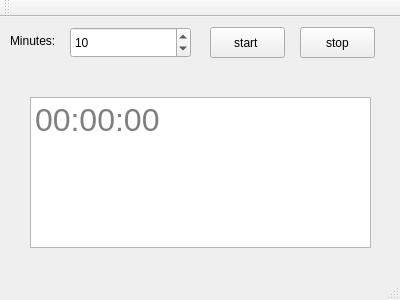
Qt form mainwindow.ui (beekalam/simple-timer) before a commit.
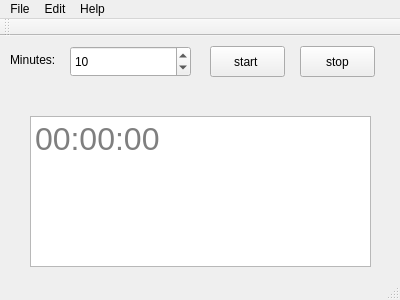
The same form after that commit. Icons and pictures are not drawn.

Patch:
```diff
--- a/mainwindow.ui
+++ b/mainwindow.ui
@@ -111,6 +111,29 @@
      <height>21</height>
     </rect>
    </property>
+   <widget class="QMenu" name="menuFile">
+    <property name="title">
+     <string>File</string>
+    </property>
+    <addaction name="actionStart"/>
+    <addaction name="actionReset"/>
+    <addaction name="actionExit"/>
+   </widget>
+   <widget class="QMenu" name="menuEdit">
+    <property name="title">
+     <string>Edit</string>
+    </property>
+    <addaction name="actionOptions"/>
+   </widget>
+   <widget class="QMenu" name="menuHelp">
+    <property name="title">
+     <string>Help</string>
+    </property>
+    <addaction name="actionAbout"/>
+   </widget>
+   <addaction name="menuFile"/>
+   <addaction name="menuEdit"/>
+   <addaction name="menuHelp"/>
   </widget>
   <widget class="QToolBar" name="mainToolBar">
    <attribute name="toolBarArea">
```
Left out of the diff: 25 changed lines with no effect on the pictures.
